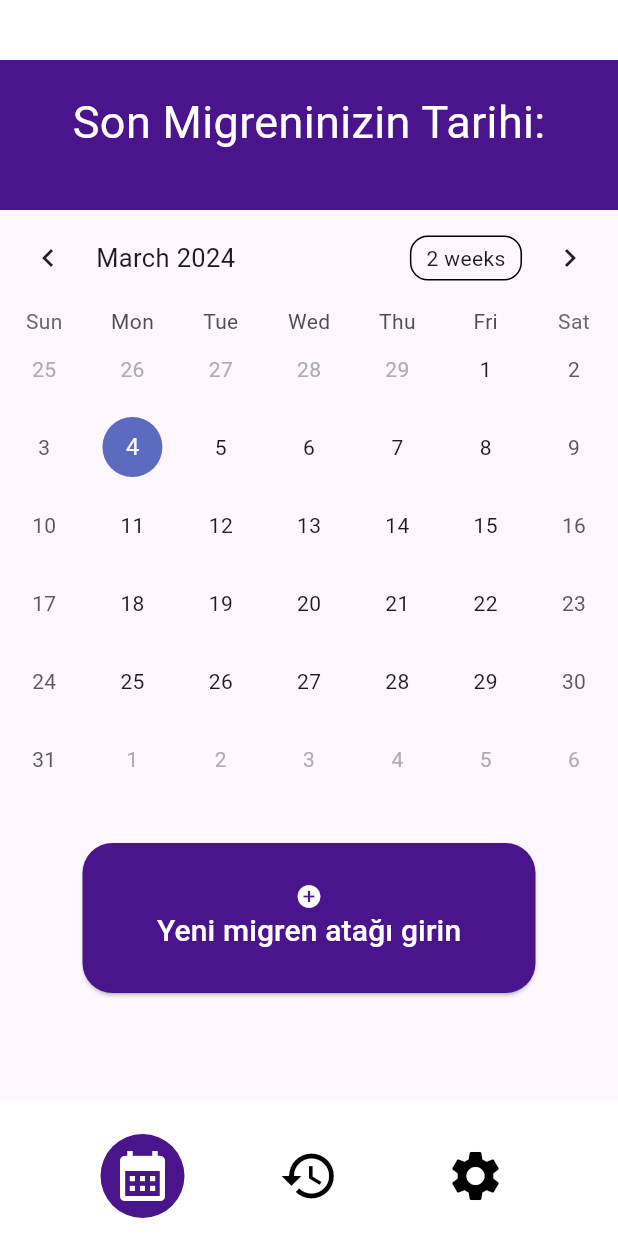
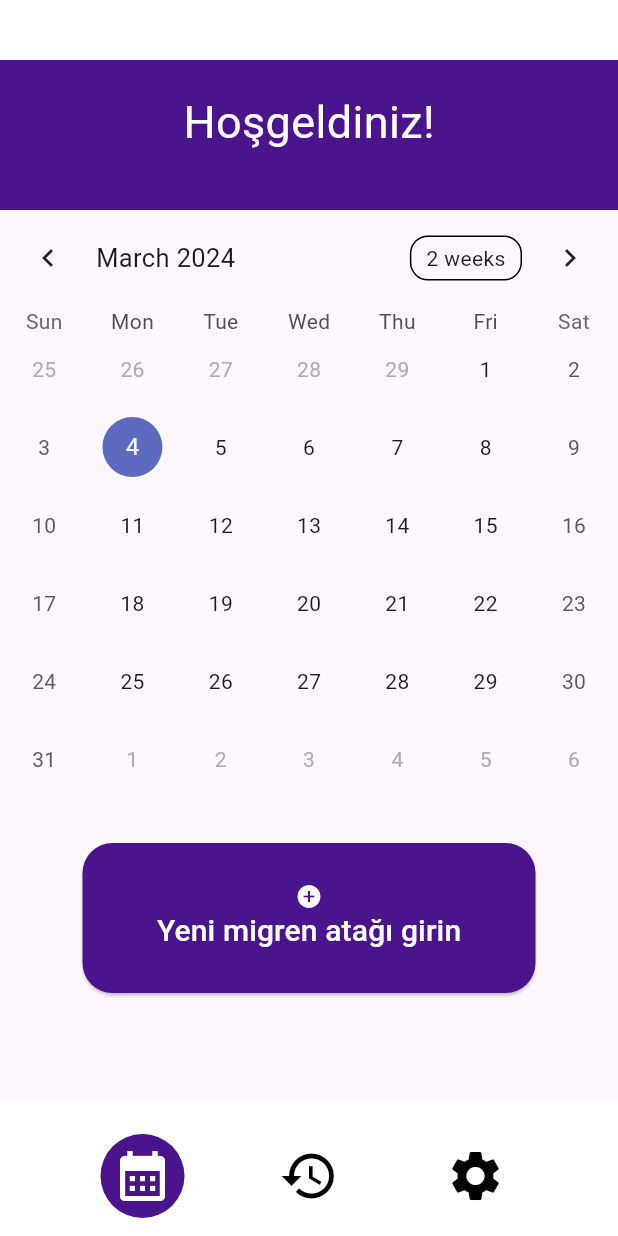
Before and after one commit to filizsalnur/MigraineMeter, a Flutter app: the screen it shows after launch, on a phone screen of 412 x 824 dp. Run offline on Flutter 3.47's test engine with Material 3 defaults, Android fonts, the phone set to English and light mode, and no system bars; drawn by our look-alikes of table_calendar; our stand-ins replace quickalert, shared_preferences; missing offline and left inert: calendar_appbar.

Commit message:
minor change

```diff
--- a/lib/pages/calendar_page.dart
+++ b/lib/pages/calendar_page.dart
@@ -188,13 +188,10 @@ class CalendarPageState extends State<CalendarPage> {
                 child: Column(
                   children: [
                     Text(
-                      "Son Migreninizin Tarihi:",
+                      "Hoşgeldiniz!",
                       style: TextStyle(color: Colors.white, fontSize: 30),
                     ),
-                    Text(
-                      getLastDate(),
-                      style: TextStyle(color: Colors.white, fontSize: 12),
-                    ),
+
                   ],
                 ),
               ),
```
